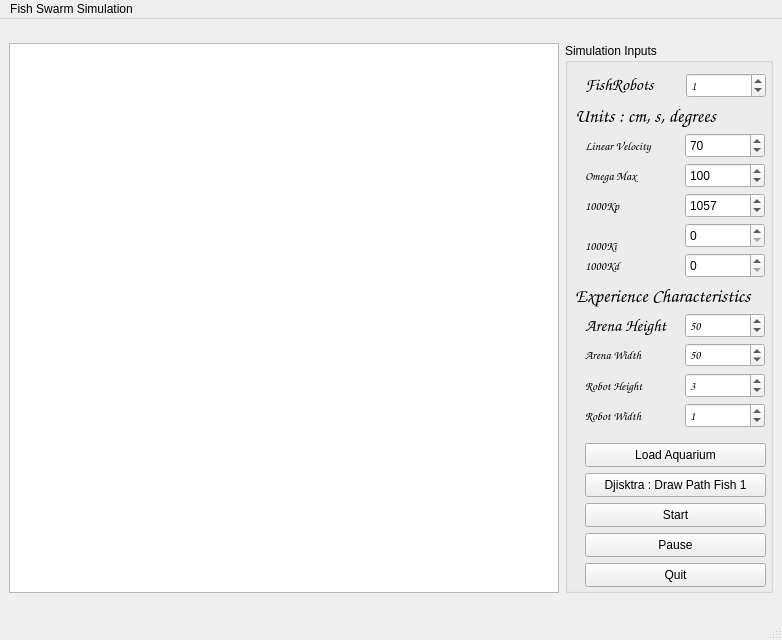
First picture: the form in swarminterface.ui, repository gribovskiy/FishSwarm, before the edit.
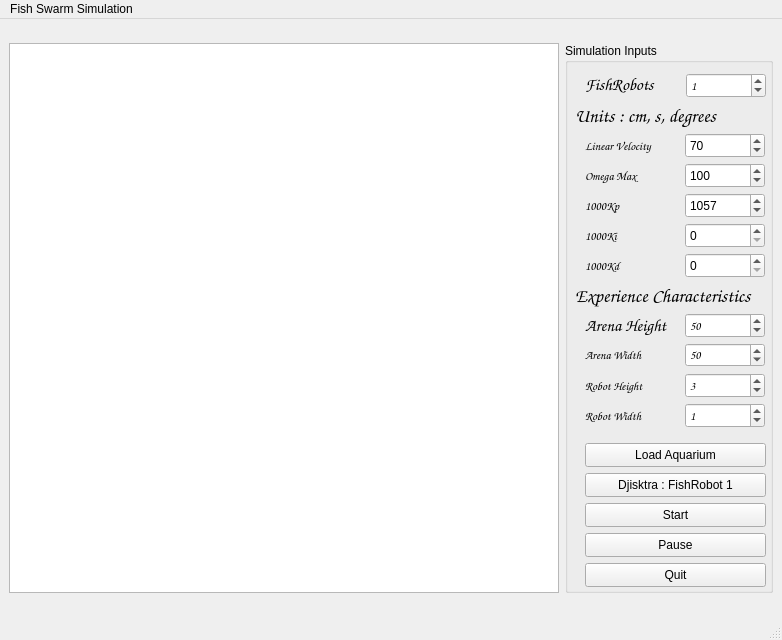
Second picture: the form after the edit.

Commit message: Draws trajectory for a placed point

```diff
--- a/swarminterface.ui
+++ b/swarminterface.ui
@@ -512,7 +512,7 @@
        <property name="geometry">
         <rect>
          <x>20</x>
-         <y>190</y>
+         <y>180</y>
          <width>101</width>
          <height>25</height>
         </rect>
@@ -604,7 +604,7 @@
         </rect>
        </property>
        <property name="text">
-        <string>Djisktra : Draw Path Fish 1</string>
+        <string>Djisktra : FishRobot 1</string>
        </property>
       </widget>
      </widget>
```
The commit also changes 8 other files.
